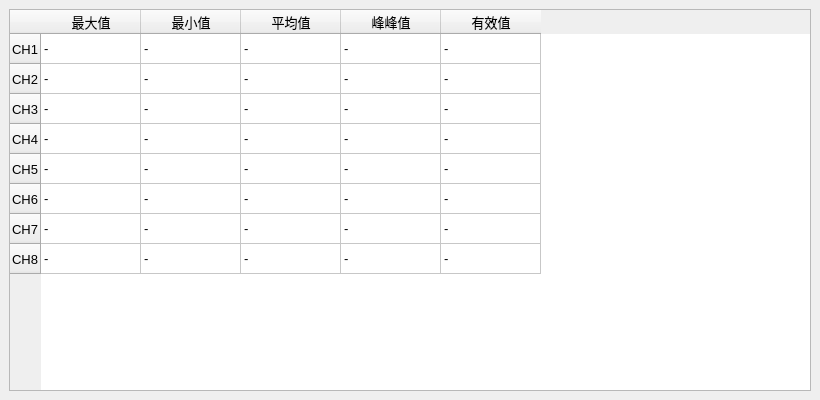
Qt form datatracer/statisticsWindow/statisticswindow.ui (whjdark/Happy-Drive) before a commit.
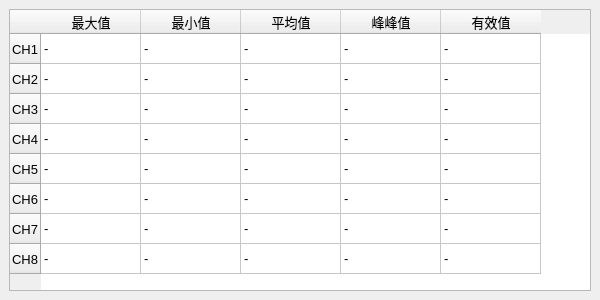
The same form after that commit. Icons and pictures are not drawn.

What changed in the file:
```diff
--- a/datatracer/statisticsWindow/statisticswindow.ui
+++ b/datatracer/statisticsWindow/statisticswindow.ui
@@ -6,8 +6,8 @@
    <rect>
     <x>0</x>
     <y>0</y>
-    <width>820</width>
-    <height>400</height>
+    <width>600</width>
+    <height>300</height>
    </rect>
   </property>
   <property name="windowTitle">
```
Left out of the diff: 10 changed lines with no effect on the pictures.
